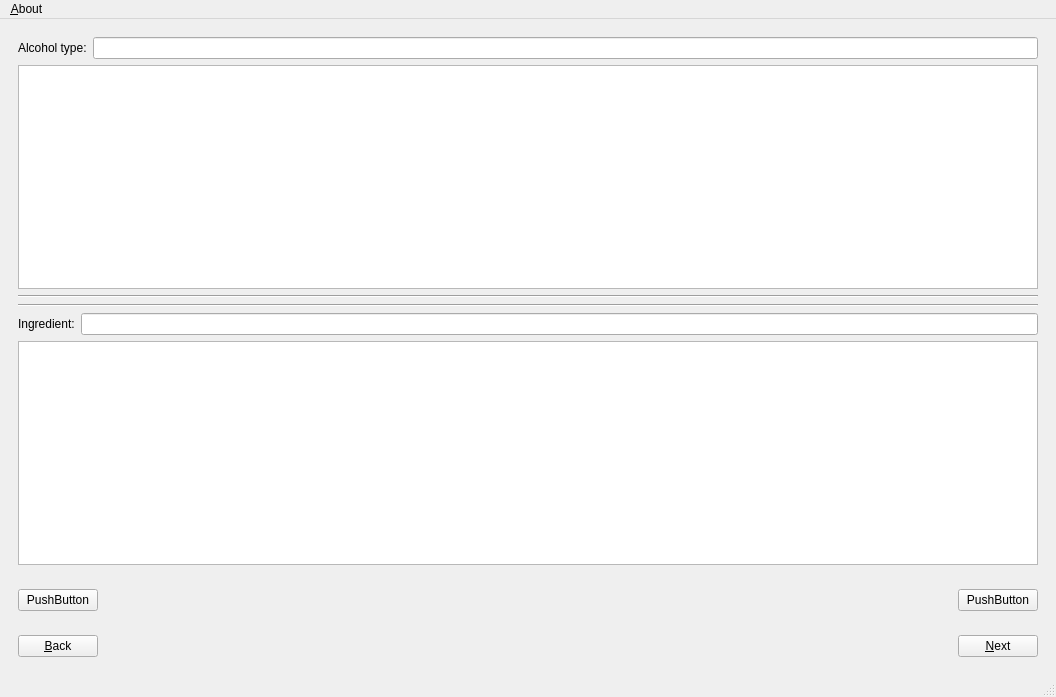
EjbejaranosAI/SEL_PW3, file src/app/mainwindow.ui: the form before one commit.
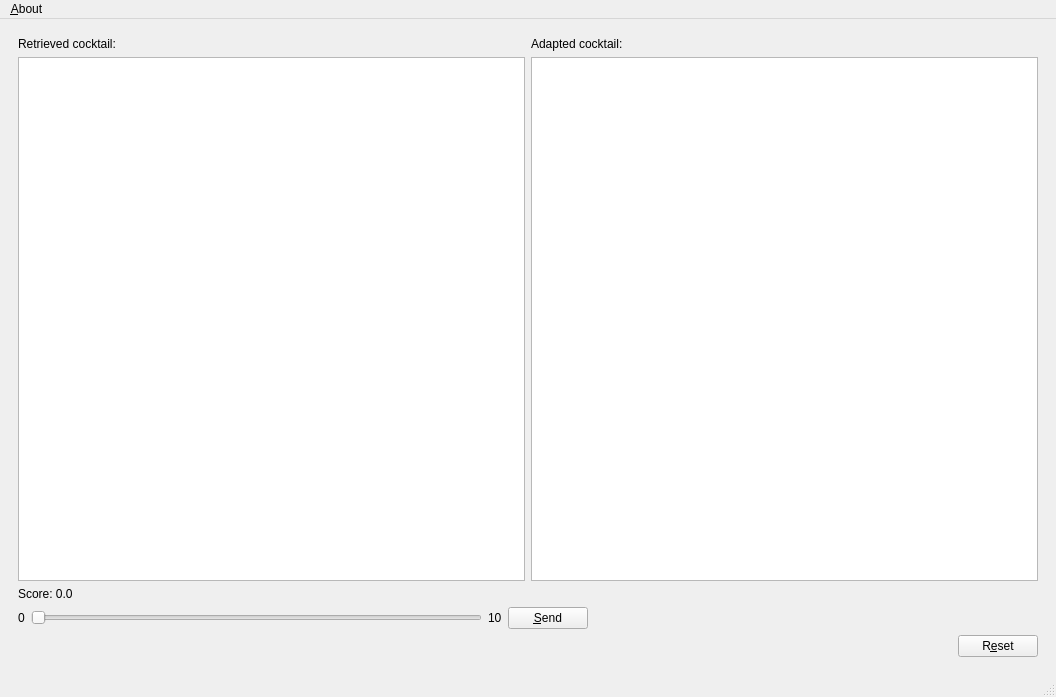
The form after the commit. The open tabs and pages were chosen to show the change.

The edit to the form file:
```diff
--- a/src/app/mainwindow.ui
+++ b/src/app/mainwindow.ui
@@ -37,25 +37,11 @@
         <item row="2" column="2">
          <layout class="QVBoxLayout" name="verticalLayout_10">
           <item>
-           <layout class="QHBoxLayout" name="horizontalLayout_8">
-            <item>
-             <widget class="QLabel" name="label_basic_taste_2">
-              <property name="text">
-               <string>Has taste:</string>
-              </property>
-             </widget>
-            </item>
-            <item>
-             <widget class="QLineEdit" name="lineEdit_basic_taste_2"/>
-            </item>
-           </layout>
-          </item>
-          <item>
-           <widget class="QListWidget" name="list_taste_includes_2"/>
-          </item>
-         </layout>
-        </item>
-        <item row="2" column="0">
+         <layout class="QGridLayout" name="gridLayout_2">
+          <item row="9" column="0">
+           <widget class="QListWidget" name="list_ingredient_includes"/>
+          </item>
+          <item row="3" column="0">
          <layout class="QVBoxLayout" name="verticalLayout_11">
           <item>
            <layout class="QHBoxLayout" name="horizontalLayout_9">
@@ -118,122 +104,68 @@
           </item>
          </layout>
         </item>
-       </layout>
-      </widget>
-      <widget class="QWidget" name="page_2">
-       <layout class="QVBoxLayout" name="verticalLayout_4">
-        <property name="sizeConstraint">
-         <enum>QLayout::SetDefaultConstraint</enum>
-        </property>
+          <item row="3" column="1">
+           <layout class="QVBoxLayout" name="verticalLayout_10">
         <item>
-         <layout class="QVBoxLayout" name="verticalLayout_7">
+             <layout class="QHBoxLayout" name="horizontalLayout_8">
           <item>
-           <layout class="QHBoxLayout" name="horizontalLayout_5">
-            <item>
-             <widget class="QLabel" name="label_alc_type">
+               <widget class="QLabel" name="label_basic_taste">
               <property name="text">
-               <string>Alcohol type:</string>
+                 <string>Has taste:</string>
               </property>
              </widget>
             </item>
             <item>
-             <widget class="QLineEdit" name="lineEdit_alc_type"/>
+               <widget class="QLineEdit" name="input_basic_taste"/>
             </item>
            </layout>
           </item>
           <item>
-           <widget class="QListWidget" name="list_alc_includes_1"/>
+             <widget class="QListWidget" name="list_taste_includes"/>
           </item>
          </layout>
         </item>
-        <item>
-         <widget class="Line" name="line_2">
-          <property name="orientation">
-           <enum>Qt::Horizontal</enum>
+          <item row="8" column="1">
+           <widget class="QLabel" name="label_6">
+            <property name="text">
+             <string>Not has:</string>
           </property>
          </widget>
         </item>
         <item>
-         <widget class="Line" name="line">
-          <property name="orientation">
-           <enum>Qt::Horizontal</enum>
-          </property>
-         </widget>
-        </item>
-        <item>
-         <layout class="QVBoxLayout" name="verticalLayout_8">
-          <item>
-           <layout class="QHBoxLayout" name="horizontalLayout_6">
-            <item>
-             <widget class="QLabel" name="label_ingredient">
+             <widget class="QLabel" name="label_4">
               <property name="text">
                <string>Ingredient:</string>
               </property>
              </widget>
             </item>
             <item>
-             <widget class="QLineEdit" name="lineEdit_ingredient"/>
+             <widget class="QLineEdit" name="input_ingredient"/>
             </item>
-           </layout>
-          </item>
           <item>
-           <widget class="QListWidget" name="list_ingredient_includes"/>
-          </item>
-         </layout>
-        </item>
-       </layout>
-      </widget>
-     </widget>
-    </item>
-    <item>
-     <widget class="QWidget" name="query_buttons" native="true">
-      <property name="enabled">
-       <bool>true</bool>
-      </property>
-      <layout class="QHBoxLayout" name="horizontalLayout_2">
-       <item>
-        <widget class="QPushButton" name="pushButton">
+             <widget class="QPushButton" name="btn_add_ingr">
          <property name="text">
-          <string>PushButton</string>
-         </property>
+               <string>&amp;Include</string>
+              </property>
+              <property name="shortcut">
+               <string>Alt+I</string>
+              </property>
         </widget>
        </item>
        <item>
-        <spacer name="horizontalSpacer_2">
-         <property name="orientation">
-          <enum>Qt::Horizontal</enum>
-         </property>
-         <property name="sizeHint" stdset="0">
-          <size>
-           <width>40</width>
-           <height>20</height>
-          </size>
-         </property>
-        </spacer>
-       </item>
-       <item>
-        <widget class="QPushButton" name="pushButton_2">
+             <widget class="QPushButton" name="btn_exclude_ingr">
          <property name="text">
-          <string>PushButton</string>
+               <string>&amp;Exclude</string>
          </property>
         </widget>
        </item>
       </layout>
-     </widget>
+          </item>
+         </layout>
     </item>
     <item>
      <widget class="QWidget" name="nav_bar" native="true">
       <layout class="QHBoxLayout" name="horizontalLayout_3">
-       <item>
-        <widget class="QPushButton" name="btn_back">
-         <property name="text">
-          <string>&amp;Back</string>
-         </property>
-         <property name="shortcut">
-          <string>Alt+B</string>
-         </property>
-        </widget>
-       </item>
        <item>
         <spacer name="horizontalSpacer">
          <property name="orientation">
@@ -259,7 +191,7 @@
           <enum>Qt::RightToLeft</enum>
          </property>
          <property name="text">
-          <string>&amp;Next</string>
+              <string>&amp;Search</string>
          </property>
          <property name="shortcut">
           <string>Alt+N</string>
@@ -271,6 +203,133 @@
     </item>
    </layout>
   </widget>
+      <widget class="QWidget" name="page_2">
+       <layout class="QVBoxLayout" name="verticalLayout_4">
+        <property name="sizeConstraint">
+         <enum>QLayout::SetDefaultConstraint</enum>
+        </property>
+        <item>
+         <layout class="QGridLayout" name="gridLayout_3">
+          <item row="0" column="0">
+           <widget class="QLabel" name="label_7">
+            <property name="text">
+             <string>Retrieved cocktail:</string>
+            </property>
+           </widget>
+          </item>
+          <item row="0" column="1">
+           <widget class="QLabel" name="label_8">
+            <property name="text">
+             <string>Adapted cocktail:</string>
+            </property>
+           </widget>
+          </item>
+          <item row="1" column="0">
+           <widget class="QTextBrowser" name="textBrowser"/>
+          </item>
+          <item row="1" column="1">
+           <widget class="QTextBrowser" name="textBrowser_2"/>
+          </item>
+         </layout>
+        </item>
+        <item>
+         <layout class="QHBoxLayout" name="horizontalLayout_6">
+          <item>
+           <widget class="QLabel" name="score_label">
+            <property name="text">
+             <string>Score: 0.0</string>
+            </property>
+           </widget>
+          </item>
+         </layout>
+        </item>
+        <item>
+         <layout class="QHBoxLayout" name="horizontalLayout_5">
+          <item>
+           <widget class="QLabel" name="label_10">
+            <property name="text">
+             <string>0</string>
+            </property>
+           </widget>
+          </item>
+          <item>
+           <widget class="QSlider" name="score_slider">
+            <property name="maximum">
+             <number>100</number>
+            </property>
+            <property name="singleStep">
+             <number>1</number>
+            </property>
+            <property name="orientation">
+             <enum>Qt::Horizontal</enum>
+            </property>
+           </widget>
+          </item>
+          <item>
+           <widget class="QLabel" name="label_9">
+            <property name="text">
+             <string>10</string>
+            </property>
+           </widget>
+          </item>
+          <item>
+           <widget class="QPushButton" name="btn_evaluate">
+            <property name="text">
+             <string>&amp;Send</string>
+            </property>
+            <property name="shortcut">
+             <string>Ctrl+S</string>
+            </property>
+           </widget>
+          </item>
+          <item>
+           <spacer name="horizontalSpacer_3">
+            <property name="orientation">
+             <enum>Qt::Horizontal</enum>
+            </property>
+            <property name="sizeHint" stdset="0">
+             <size>
+              <width>40</width>
+              <height>20</height>
+             </size>
+            </property>
+           </spacer>
+          </item>
+         </layout>
+        </item>
+        <item>
+         <layout class="QHBoxLayout" name="horizontalLayout_2">
+          <item>
+           <spacer name="horizontalSpacer_2">
+            <property name="orientation">
+             <enum>Qt::Horizontal</enum>
+            </property>
+            <property name="sizeHint" stdset="0">
+             <size>
+              <width>40</width>
+              <height>20</height>
+             </size>
+            </property>
+           </spacer>
+          </item>
+          <item>
+           <widget class="QPushButton" name="btn_reset">
+            <property name="text">
+             <string>R&amp;eset</string>
+            </property>
+            <property name="shortcut">
+             <string>Alt+E</string>
+            </property>
+           </widget>
+          </item>
+         </layout>
+        </item>
+       </layout>
+      </widget>
+     </widget>
+    </item>
+   </layout>
+  </widget>
   <widget class="QMenuBar" name="menubar">
    <property name="geometry">
     <rect>
```
Left out of the diff: 59 changed lines with no effect on the pictures. Lines whose indentation alone changed are shown as unchanged.
